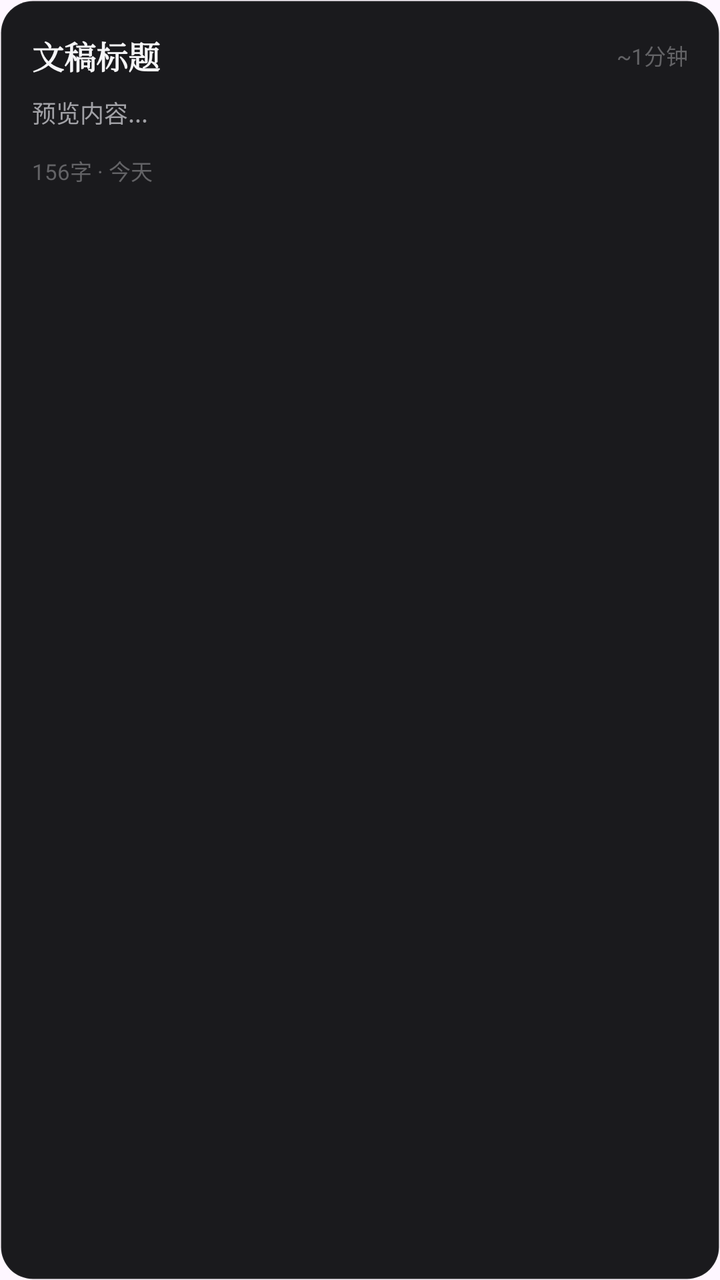
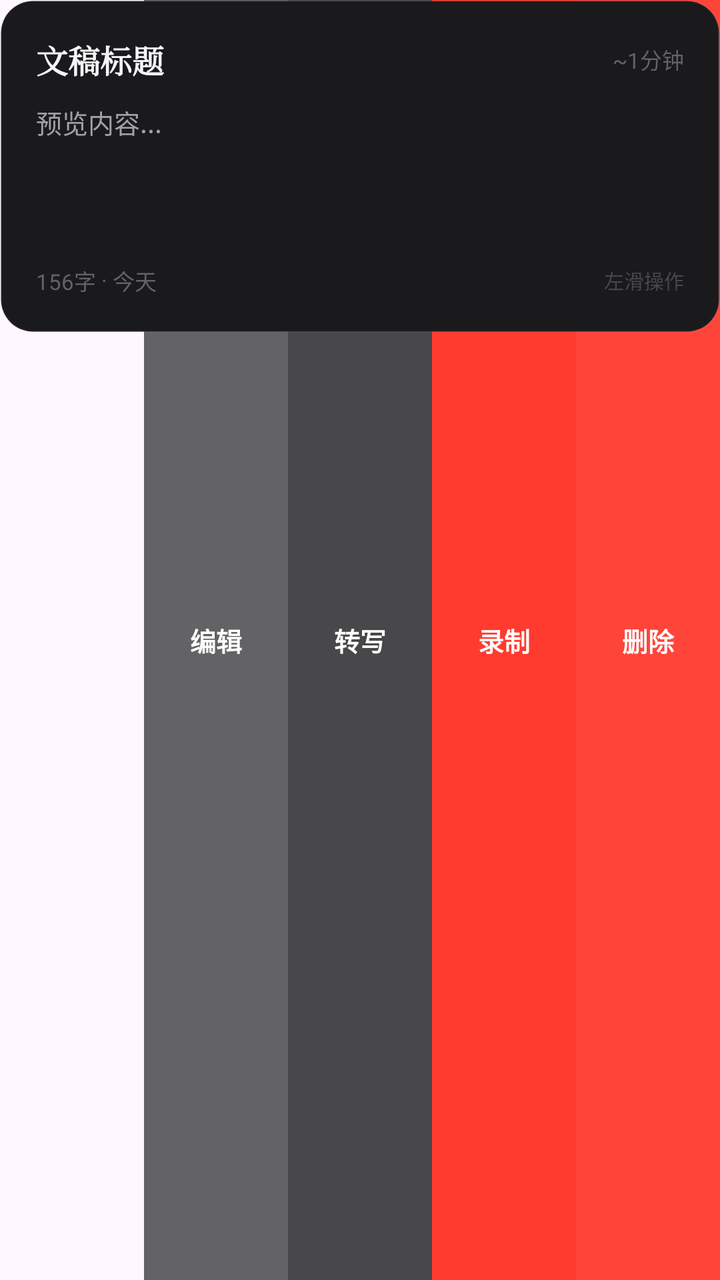

The first picture is an Android layout as it rendered before a commit; the second is the same layout after the commit. The layout source and the unified diff follow.
<!-- AndroidManifest.xml: application theme Theme.Material3.DayNight.NoActionBar -->
<!-- res/layout/item_script_card.xml -->
<?xml version="1.0" encoding="utf-8"?>
<LinearLayout
    xmlns:android="http://schemas.android.com/apk/res/android"
    android:id="@+id/script_card"
    android:layout_width="match_parent"
    android:layout_height="wrap_content"
    android:orientation="vertical"
    android:background="@drawable/bg_script_card"
    android:layout_marginBottom="12dp">

    
    <LinearLayout
        android:id="@+id/card_content"
        android:layout_width="match_parent"
        android:layout_height="wrap_content"
        android:orientation="vertical"
        android:padding="16dp"
        android:clickable="true"
        android:focusable="true"
        android:background="?android:attr/selectableItemBackground">

        
        <LinearLayout
            android:layout_width="match_parent"
            android:layout_height="wrap_content"
            android:orientation="horizontal"
            android:gravity="center_vertical">

            <TextView
                android:id="@+id/card_title"
                android:layout_width="0dp"
                android:layout_height="wrap_content"
                android:layout_weight="1"
                android:text="文稿标题"
                android:textColor="#F5F5F7"
                android:textSize="16sp"
                android:fontFamily="serif"
                android:textStyle="bold"
                android:maxLines="2"
                android:ellipsize="end" />

            
            <TextView
                android:id="@+id/card_duration"
                android:layout_width="wrap_content"
                android:layout_height="wrap_content"
                android:text="~1分钟"
                android:textColor="#636366"
                android:textSize="11sp"
                android:layout_marginStart="8dp" />
        </LinearLayout>

        
        <TextView
            android:id="@+id/card_preview"
            android:layout_width="match_parent"
            android:layout_height="wrap_content"
            android:text="预览内容..."
            android:textColor="#A1A1A6"
            android:textSize="12sp"
            android:lineSpacingMultiplier="1.5"
            android:layout_marginTop="8dp"
            android:maxLines="2"
            android:ellipsize="end" />

        
        <LinearLayout
            android:layout_width="match_parent"
            android:layout_height="wrap_content"
            android:orientation="horizontal"
            android:layout_marginTop="12dp">

            <TextView
                android:id="@+id/card_char_count"
                android:layout_width="wrap_content"
                android:layout_height="wrap_content"
                android:text="156字"
                android:textColor="#636366"
                android:textSize="11sp" />

            <TextView
                android:layout_width="wrap_content"
                android:layout_height="wrap_content"
                android:text=" · "
                android:textColor="#636366"
                android:textSize="11sp" />

            <TextView
                android:id="@+id/card_created_time"
                android:layout_width="wrap_content"
                android:layout_height="wrap_content"
                android:text="今天"
                android:textColor="#636366"
                android:textSize="11sp" />
        </LinearLayout>
    </LinearLayout>

    
    <LinearLayout
        android:id="@+id/card_actions"
        android:layout_width="match_parent"
        android:layout_height="wrap_content"
        android:orientation="vertical"
        android:visibility="gone">

        
        <View
            android:layout_width="match_parent"
            android:layout_height="1dp"
            android:background="#14FFFFFF" />

        
        <LinearLayout
            android:layout_width="match_parent"
            android:layout_height="wrap_content"
            android:orientation="horizontal">

            
            <LinearLayout
                android:id="@+id/action_edit"
                android:layout_width="0dp"
                android:layout_height="wrap_content"
                android:layout_weight="1"
                android:orientation="horizontal"
                android:gravity="center"
                android:paddingTop="12dp"
                android:paddingBottom="12dp"
                android:clickable="true"
                android:focusable="true"
                android:background="?android:attr/selectableItemBackground">

                <ImageView
                    android:layout_width="16dp"
                    android:layout_height="16dp"
                    android:src="@drawable/ic_edit"
                    android:tint="#888888" />

                <TextView
                    android:layout_width="wrap_content"
                    android:layout_height="wrap_content"
                    android:text="编辑"
                    android:textColor="#888888"
                    android:textSize="12sp"
                    android:layout_marginStart="4dp" />
            </LinearLayout>

            
            <View
                android:layout_width="1dp"
                android:layout_height="36dp"
                android:layout_gravity="center_vertical"
                android:background="#14FFFFFF" />

            
            <LinearLayout
                android:id="@+id/action_delete"
                android:layout_width="0dp"
                android:layout_height="wrap_content"
                android:layout_weight="1"
                android:orientation="horizontal"
                android:gravity="center"
                android:paddingTop="12dp"
                android:paddingBottom="12dp"
                android:clickable="true"
                android:focusable="true"
                android:background="?android:attr/selectableItemBackground">

                <ImageView
                    android:layout_width="16dp"
                    android:layout_height="16dp"
                    android:src="@drawable/ic_delete"
                    android:tint="#FF453A" />

                <TextView
                    android:layout_width="wrap_content"
                    android:layout_height="wrap_content"
                    android:text="删除"
                    android:textColor="#FF453A"
                    android:textSize="12sp"
                    android:layout_marginStart="4dp" />
            </LinearLayout>

            
            <View
                android:layout_width="1dp"
                android:layout_height="36dp"
                android:layout_gravity="center_vertical"
                android:background="#14FFFFFF" />

            
            <LinearLayout
                android:id="@+id/action_record"
                android:layout_width="0dp"
                android:layout_height="wrap_content"
                android:layout_weight="1"
                android:orientation="horizontal"
                android:gravity="center"
                android:paddingTop="12dp"
                android:paddingBottom="12dp"
                android:clickable="true"
                android:focusable="true"
                android:background="?android:attr/selectableItemBackground">

                <ImageView
                    android:layout_width="8dp"
                    android:layout_height="8dp"
                    android:src="@drawable/ic_record_dot"
                    android:layout_marginEnd="2dp" />

                <TextView
                    android:layout_width="wrap_content"
                    android:layout_height="wrap_content"
                    android:text="录制"
                    android:textColor="#888888"
                    android:textSize="12sp"
                    android:layout_marginStart="2dp" />
            </LinearLayout>

            
            <View
                android:layout_width="1dp"
                android:layout_height="36dp"
                android:layout_gravity="center_vertical"
                android:background="#14FFFFFF" />

            
            <LinearLayout
                android:id="@+id/action_playback_ref"
                android:layout_width="0dp"
                android:layout_height="wrap_content"
                android:layout_weight="1"
                android:orientation="horizontal"
                android:gravity="center"
                android:paddingTop="12dp"
                android:paddingBottom="12dp"
                android:clickable="true"
                android:focusable="true"
                android:background="?android:attr/selectableItemBackground">

                <ImageView
                    android:layout_width="16dp"
                    android:layout_height="16dp"
                    android:src="@drawable/ic_document"
                    android:tint="#888888" />

                <TextView
                    android:layout_width="wrap_content"
                    android:layout_height="wrap_content"
                    android:text="转写"
                    android:textColor="#888888"
                    android:textSize="12sp"
                    android:layout_marginStart="4dp" />
            </LinearLayout>
        </LinearLayout>
    </LinearLayout>
</LinearLayout>
<!-- resources referenced by this layout -->
<resources>
  <!-- drawable bg_script_card (drawable) -->
  <?xml version="1.0" encoding="utf-8"?>
  <shape xmlns:android="http://schemas.android.com/apk/res/android"
      android:shape="rectangle">
      <solid android:color="#1A1A1D" />
      <corners android:radius="16dp" />
      <stroke
          android:width="1dp"
          android:color="#0DFFFFFF" />
  </shape>
  <!-- drawable ic_delete (drawable) -->
  <?xml version="1.0" encoding="utf-8"?>
  <vector xmlns:android="http://schemas.android.com/apk/res/android"
      android:width="24dp"
      android:height="24dp"
      android:viewportWidth="24"
      android:viewportHeight="24">
      <path
          android:pathData="M3,6L5,6L21,6"
          android:strokeWidth="2"
          android:strokeColor="#A1A1A6"
          android:fillColor="@android:color/transparent" />
      <path
          android:pathData="M19,6V18A2,2 0,0,1 17,20H7A2,2 0,0,1 5,18V6M8,6V4A2,2 0,0,1 10,2H14A2,2 0,0,1 16,2V6"
          android:strokeWidth="2"
          android:strokeColor="#A1A1A6"
          android:fillColor="@android:color/transparent" />
      <path
          android:pathData="M10,11L10,17"
          android:strokeWidth="2"
          android:strokeColor="#A1A1A6"
          android:fillColor="@android:color/transparent" />
      <path
          android:pathData="M14,11L14,17"
          android:strokeWidth="2"
          android:strokeColor="#A1A1A6"
          android:fillColor="@android:color/transparent" />
  </vector>
  <!-- drawable ic_document (drawable) -->
  <?xml version="1.0" encoding="utf-8"?>
  <vector xmlns:android="http://schemas.android.com/apk/res/android"
      android:width="24dp"
      android:height="24dp"
      android:viewportWidth="24"
      android:viewportHeight="24">
      <path
          android:pathData="M14,2H6A2,2 0 0,0 4,4V20A2,2 0 0,0 6,22H18A2,2 0 0,0 20,20V8Z"
          android:strokeWidth="2"
          android:strokeColor="#E8A838"
          android:fillColor="@android:color/transparent" />
      <path
          android:pathData="M14,2L14,8L20,8"
          android:strokeWidth="2"
          android:strokeColor="#E8A838"
          android:fillColor="@android:color/transparent" />
      <path
          android:pathData="M16,13L8,13"
          android:strokeWidth="2"
          android:strokeColor="#E8A838"
          android:fillColor="@android:color/transparent" />
      <path
          android:pathData="M16,17L8,17"
          android:strokeWidth="2"
          android:strokeColor="#E8A838"
          android:fillColor="@android:color/transparent" />
  </vector>
  <!-- drawable ic_edit (drawable) -->
  <?xml version="1.0" encoding="utf-8"?>
  <vector xmlns:android="http://schemas.android.com/apk/res/android"
      android:width="24dp"
      android:height="24dp"
      android:viewportWidth="24"
      android:viewportHeight="24">
      <path
          android:pathData="M11,4H4A2,2 0,0,0 2,6V18A2,2 0,0,0 4,20H18A2,2 0,0,0 20,18V13"
          android:strokeWidth="2"
          android:strokeColor="#A1A1A6"
          android:fillColor="@android:color/transparent" />
      <path
          android:pathData="M18.5,2.5A2.121,2.121 0,0 1 21.5,5.5L12,15L8,16L9,12L18.5,2.5z"
          android:strokeWidth="2"
          android:strokeColor="#A1A1A6"
          android:fillColor="@android:color/transparent" />
  </vector>
  <!-- drawable ic_record_dot (drawable) -->
  <?xml version="1.0" encoding="utf-8"?>
  <shape xmlns:android="http://schemas.android.com/apk/res/android"
      android:shape="oval">
      <solid android:color="#FF3B30" />
      <size
          android:width="8dp"
          android:height="8dp" />
  </shape>
</resources>

<!-- the commit's change to res/layout/item_script_card.xml (unified diff, before → after) -->
@@ -1,256 +1,180 @@
 <?xml version="1.0" encoding="utf-8"?>
-<LinearLayout
+<FrameLayout
     xmlns:android="http://schemas.android.com/apk/res/android"
-    android:id="@+id/script_card"
     android:layout_width="match_parent"
     android:layout_height="wrap_content"
-    android:orientation="vertical"
-    android:background="@drawable/bg_script_card"
-    android:layout_marginBottom="12dp">
+    android:layout_marginBottom="12dp"
+    android:clipChildren="true">
 
     
     <LinearLayout
-        android:id="@+id/card_content"
-        android:layout_width="match_parent"
-        android:layout_height="wrap_content"
-        android:orientation="vertical"
-        android:padding="16dp"
-        android:clickable="true"
-        android:focusable="true"
-        android:background="?android:attr/selectableItemBackground">
+        android:id="@+id/card_actions"
+        android:layout_width="wrap_content"
+        android:layout_height="match_parent"
+        android:layout_gravity="end"
+        android:orientation="horizontal"
+        android:gravity="center">
 
-        
-        <LinearLayout
-            android:layout_width="match_parent"
-            android:layout_height="wrap_content"
-            android:orientation="horizontal"
-            android:gravity="center_vertical">
+        <TextView
+            android:id="@+id/action_edit"
+            android:layout_width="72dp"
+            android:layout_height="match_parent"
+            android:minHeight="132dp"
+            android:gravity="center"
+            android:text="编辑"
+            android:textColor="#FFFFFF"
+            android:textSize="13sp"
+            android:textStyle="bold"
+            android:background="#636366"
+            android:clickable="true"
+            android:focusable="true" />
 
-            <TextView
-                android:id="@+id/card_title"
-                android:layout_width="0dp"
-                android:layout_height="wrap_content"
-                android:layout_weight="1"
-                android:text="文稿标题"
-                android:textColor="#F5F5F7"
-                android:textSize="16sp"
-                android:fontFamily="serif"
-                android:textStyle="bold"
-                android:maxLines="2"
-                android:ellipsize="end" />
+        <TextView
+            android:id="@+id/action_playback_ref"
+            android:layout_width="72dp"
+            android:layout_height="match_parent"
+            android:minHeight="132dp"
+            android:gravity="center"
+            android:text="转写"
+            android:textColor="#FFFFFF"
+            android:textSize="13sp"
+            android:textStyle="bold"
+            android:background="#48484A"
+            android:clickable="true"
+            android:focusable="true" />
 
-            
-            <TextView
-                android:id="@+id/card_duration"
-                android:layout_width="wrap_content"
-                android:layout_height="wrap_content"
-                android:text="~1分钟"
-                android:textColor="#636366"
-                android:textSize="11sp"
-                android:layout_marginStart="8dp" />
-        </LinearLayout>
+        <TextView
+            android:id="@+id/action_record"
+            android:layout_width="72dp"
+            android:layout_height="match_parent"
+            android:minHeight="132dp"
+            android:gravity="center"
+            android:text="录制"
+            android:textColor="#FFFFFF"
+            android:textSize="13sp"
+            android:textStyle="bold"
+            android:background="#FF3B30"
+            android:clickable="true"
+            android:focusable="true" />
 
-        
         <TextView
-            android:id="@+id/card_preview"
-            android:layout_width="match_parent"
-            android:layout_height="wrap_content"
-            android:text="预览内容..."
-            android:textColor="#A1A1A6"
-            android:textSize="12sp"
-            android:lineSpacingMultiplier="1.5"
-            android:layout_marginTop="8dp"
-            android:maxLines="2"
-            android:ellipsize="end" />
-
-        
-        <LinearLayout
-            android:layout_width="match_parent"
-            android:layout_height="wrap_content"
-            android:orientation="horizontal"
-            android:layout_marginTop="12dp">
-
-            <TextView
-                android:id="@+id/card_char_count"
-                android:layout_width="wrap_content"
-                android:layout_height="wrap_content"
-                android:text="156字"
-                android:textColor="#636366"
-                android:textSize="11sp" />
-
-            <TextView
-                android:layout_width="wrap_content"
-                android:layout_height="wrap_content"
-                android:text=" · "
-                android:textColor="#636366"
-                android:textSize="11sp" />
-
-            <TextView
-                android:id="@+id/card_created_time"
-                android:layout_width="wrap_content"
-                android:layout_height="wrap_content"
-                android:text="今天"
-                android:textColor="#636366"
-                android:textSize="11sp" />
-        </LinearLayout>
+            android:id="@+id/action_delete"
+            android:layout_width="72dp"
+            android:layout_height="match_parent"
+            android:minHeight="132dp"
+            android:gravity="center"
+            android:text="删除"
+            android:textColor="#FFFFFF"
+            android:textSize="13sp"
+            android:textStyle="bold"
+            android:background="#FF453A"
+            android:clickable="true"
+            android:focusable="true" />
     </LinearLayout>
 
     
     <LinearLayout
-        android:id="@+id/card_actions"
+        android:id="@+id/script_card"
         android:layout_width="match_parent"
         android:layout_height="wrap_content"
         android:orientation="vertical"
-        android:visibility="gone">
+        android:background="@drawable/bg_script_card"
+        android:elevation="2dp">
 
-        
-        <View
-            android:layout_width="match_parent"
-            android:layout_height="1dp"
-            android:background="#14FFFFFF" />
-
-        
         <LinearLayout
+            android:id="@+id/card_content"
             android:layout_width="match_parent"
             android:layout_height="wrap_content"
-            android:orientation="horizontal">
+            android:orientation="vertical"
+            android:paddingStart="18dp"
+            android:paddingEnd="18dp"
+            android:paddingTop="18dp"
+            android:paddingBottom="18dp"
+            android:minHeight="132dp"
+            android:clickable="true"
+            android:focusable="true"
+            android:background="?android:attr/selectableItemBackground">
 
-            
             <LinearLayout
-                android:id="@+id/action_edit"
-                android:layout_width="0dp"
+                android:layout_width="match_parent"
                 android:layout_height="wrap_content"
-                android:layout_weight="1"
                 android:orientation="horizontal"
-                android:gravity="center"
-                android:paddingTop="12dp"
-                android:paddingBottom="12dp"
-                android:clickable="true"
-                android:focusable="true"
-                android:background="?android:attr/selectableItemBackground">
+                android:gravity="center_vertical">
 
-                <ImageView
-                    android:layout_width="16dp"
-                    android:layout_height="16dp"
-                    android:src="@drawable/ic_edit"
-                    android:tint="#888888" />
+                <TextView
+                    android:id="@+id/card_title"
+                    android:layout_width="0dp"
+                    android:layout_height="wrap_content"
+                    android:layout_weight="1"
+                    android:text="文稿标题"
+                    android:textColor="#F5F5F7"
+                    android:textSize="16sp"
+                    android:fontFamily="serif"
+                    android:textStyle="bold"
+                    android:maxLines="2"
+                    android:ellipsize="end" />
+
+                <TextView
+                    android:id="@+id/card_duration"
+                    android:layout_width="wrap_content"
+                    android:layout_height="wrap_content"
+                    android:text="~1分钟"
+                    android:textColor="#636366"
+                    android:textSize="11sp"
+                    android:layout_marginStart="8dp" />
+            </LinearLayout>
+
+            <TextView
+                android:id="@+id/card_preview"
+                android:layout_width="match_parent"
+                android:layout_height="wrap_content"
+                android:text="预览内容..."
+                android:textColor="#A1A1A6"
+                android:textSize="13sp"
+                android:lineSpacingMultiplier="1.55"
+                android:layout_marginTop="10dp"
+                android:maxLines="5"
+                android:minLines="3"
+                android:ellipsize="end" />
+
+            <LinearLayout
+                android:layout_width="match_parent"
+                android:layout_height="wrap_content"
+                android:orientation="horizontal"
+                android:gravity="center_vertical"
+                android:layout_marginTop="14dp">
+
+                <TextView
+                    android:id="@+id/card_char_count"
+                    android:layout_width="wrap_content"
+                    android:layout_height="wrap_content"
+                    android:text="156字"
+                    android:textColor="#636366"
+                    android:textSize="11sp" />
 
                 <TextView
                     android:layout_width="wrap_content"
                     android:layout_height="wrap_content"
-                    android:text="编辑"
-                    android:textColor="#888888"
-                    android:textSize="12sp"
-                    android:layout_marginStart="4dp" />
-            </LinearLayout>
+                    android:text=" · "
+                    android:textColor="#636366"
+                    android:textSize="11sp" />
 
-            
-            <View
-                android:layout_width="1dp"
-                android:layout_height="36dp"
-                android:layout_gravity="center_vertical"
-                android:background="#14FFFFFF" />
-
-            
-            <LinearLayout
-                android:id="@+id/action_delete"
-                android:layout_width="0dp"
-                android:layout_height="wrap_content"
-                android:layout_weight="1"
-                android:orientation="horizontal"
-                android:gravity="center"
-                android:paddingTop="12dp"
-                android:paddingBottom="12dp"
-                android:clickable="true"
-                android:focusable="true"
-                android:background="?android:attr/selectableItemBackground">
-
-                <ImageView
-                    android:layout_width="16dp"
-                    android:layout_height="16dp"
-                    android:src="@drawable/ic_delete"
-                    android:tint="#FF453A" />
+                <TextView
+                    android:id="@+id/card_created_time"
+                    android:layout_width="0dp"
+                    android:layout_height="wrap_content"
+                    android:layout_weight="1"
+                    android:text="今天"
+                    android:textColor="#636366"
+                    android:textSize="11sp" />
 
                 <TextView
                     android:layout_width="wrap_content"
                     android:layout_height="wrap_content"
-                    android:text="删除"
-                    android:textColor="#FF453A"
-                    android:textSize="12sp"
-                    android:layout_marginStart="4dp" />
-            </LinearLayout>
-
-            
-            <View
-                android:layout_width="1dp"
-                android:layout_height="36dp"
-                android:layout_gravity="center_vertical"
-                android:background="#14FFFFFF" />
-
-            
-            <LinearLayout
-                android:id="@+id/action_record"
-                android:layout_width="0dp"
-                android:layout_height="wrap_content"
-                android:layout_weight="1"
-                android:orientation="horizontal"
-                android:gravity="center"
-                android:paddingTop="12dp"
-                android:paddingBottom="12dp"
-                android:clickable="true"
-                android:focusable="true"
-                android:background="?android:attr/selectableItemBackground">
-
-                <ImageView
-                    android:layout_width="8dp"
-                    android:layout_height="8dp"
-                    android:src="@drawable/ic_record_dot"
-                    android:layout_marginEnd="2dp" />
-
-                <TextView
-                    android:layout_width="wrap_content"
-                    android:layout_height="wrap_content"
-                    android:text="录制"
-                    android:textColor="#888888"
-                    android:textSize="12sp"
-                    android:layout_marginStart="2dp" />
-            </LinearLayout>
-
-            
-            <View
-                android:layout_width="1dp"
-                android:layout_height="36dp"
-                android:layout_gravity="center_vertical"
-                android:background="#14FFFFFF" />
-
-            
-            <LinearLayout
-                android:id="@+id/action_playback_ref"
-                android:layout_width="0dp"
-                android:layout_height="wrap_content"
-                android:layout_weight="1"
-                android:orientation="horizontal"
-                android:gravity="center"
-                android:paddingTop="12dp"
-                android:paddingBottom="12dp"
-                android:clickable="true"
-                android:focusable="true"
-                android:background="?android:attr/selectableItemBackground">
-
-                <ImageView
-                    android:layout_width="16dp"
-                    android:layout_height="16dp"
-                    android:src="@drawable/ic_document"
-                    android:tint="#888888" />
-
-                <TextView
-                    android:layout_width="wrap_content"
-                    android:layout_height="wrap_content"
-                    android:text="转写"
-                    android:textColor="#888888"
-                    android:textSize="12sp"
-                    android:layout_marginStart="4dp" />
+                    android:text="左滑操作"
+                    android:textColor="#48484A"
+                    android:textSize="10sp" />
             </LinearLayout>
         </LinearLayout>
     </LinearLayout>
-</LinearLayout>
+</FrameLayout>
<!-- resource entries referenced after the edit -->
@@ -10,88 +10,5 @@
           android:width="1dp"
           android:color="#0DFFFFFF" />
   </shape>
-  <!-- drawable ic_delete (drawable) -->
-  <?xml version="1.0" encoding="utf-8"?>
-  <vector xmlns:android="http://schemas.android.com/apk/res/android"
-      android:width="24dp"
-      android:height="24dp"
-      android:viewportWidth="24"
-      android:viewportHeight="24">
-      <path
-          android:pathData="M3,6L5,6L21,6"
-          android:strokeWidth="2"
-          android:strokeColor="#A1A1A6"
-          android:fillColor="@android:color/transparent" />
-      <path
-          android:pathData="M19,6V18A2,2 0,0,1 17,20H7A2,2 0,0,1 5,18V6M8,6V4A2,2 0,0,1 10,2H14A2,2 0,0,1 16,2V6"
-          android:strokeWidth="2"
-          android:strokeColor="#A1A1A6"
-          android:fillColor="@android:color/transparent" />
-      <path
-          android:pathData="M10,11L10,17"
-          android:strokeWidth="2"
-          android:strokeColor="#A1A1A6"
-          android:fillColor="@android:color/transparent" />
-      <path
-          android:pathData="M14,11L14,17"
-          android:strokeWidth="2"
-          android:strokeColor="#A1A1A6"
-          android:fillColor="@android:color/transparent" />
-  </vector>
-  <!-- drawable ic_document (drawable) -->
-  <?xml version="1.0" encoding="utf-8"?>
-  <vector xmlns:android="http://schemas.android.com/apk/res/android"
-      android:width="24dp"
-      android:height="24dp"
-      android:viewportWidth="24"
-      android:viewportHeight="24">
-      <path
-          android:pathData="M14,2H6A2,2 0 0,0 4,4V20A2,2 0 0,0 6,22H18A2,2 0 0,0 20,20V8Z"
-          android:strokeWidth="2"
-          android:strokeColor="#E8A838"
-          android:fillColor="@android:color/transparent" />
-      <path
-          android:pathData="M14,2L14,8L20,8"
-          android:strokeWidth="2"
-          android:strokeColor="#E8A838"
-          android:fillColor="@android:color/transparent" />
-      <path
-          android:pathData="M16,13L8,13"
-          android:strokeWidth="2"
-          android:strokeColor="#E8A838"
-          android:fillColor="@android:color/transparent" />
-      <path
-          android:pathData="M16,17L8,17"
-          android:strokeWidth="2"
-          android:strokeColor="#E8A838"
-          android:fillColor="@android:color/transparent" />
-  </vector>
-  <!-- drawable ic_edit (drawable) -->
-  <?xml version="1.0" encoding="utf-8"?>
-  <vector xmlns:android="http://schemas.android.com/apk/res/android"
-      android:width="24dp"
-      android:height="24dp"
-      android:viewportWidth="24"
-      android:viewportHeight="24">
-      <path
-          android:pathData="M11,4H4A2,2 0,0,0 2,6V18A2,2 0,0,0 4,20H18A2,2 0,0,0 20,18V13"
-          android:strokeWidth="2"
-          android:strokeColor="#A1A1A6"
-          android:fillColor="@android:color/transparent" />
-      <path
-          android:pathData="M18.5,2.5A2.121,2.121 0,0 1 21.5,5.5L12,15L8,16L9,12L18.5,2.5z"
-          android:strokeWidth="2"
-          android:strokeColor="#A1A1A6"
-          android:fillColor="@android:color/transparent" />
-  </vector>
-  <!-- drawable ic_record_dot (drawable) -->
-  <?xml version="1.0" encoding="utf-8"?>
-  <shape xmlns:android="http://schemas.android.com/apk/res/android"
-      android:shape="oval">
-      <solid android:color="#FF3B30" />
-      <size
-          android:width="8dp"
-          android:height="8dp" />
-  </shape>
 </resources>
 
